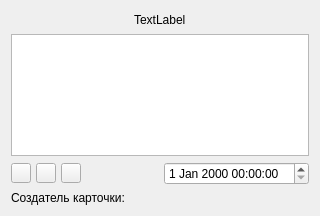
Before: the Qt Designer form src/windowsNedoRello/Cards/cardnedorello.ui in GanenSS/NedoRello, drawn with Qt 5.
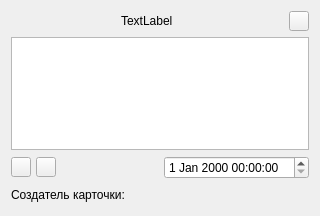
After: the same form once the commit is applied. Icons and pictures are not drawn.

Commit message: QSS & stages card

The edit to the form file:
```diff
--- a/src/windowsNedoRello/Cards/cardnedorello.ui
+++ b/src/windowsNedoRello/Cards/cardnedorello.ui
@@ -25,6 +25,9 @@
   <property name="windowTitle">
    <string>Form</string>
   </property>
+  <property name="styleSheet">
+   <string notr="true">background-image: url(:/Assets/bg.png);</string>
+  </property>
   <layout class="QGridLayout" name="gridLayout">
    <item row="0" column="0">
     <layout class="QVBoxLayout" name="verticalLayout_3">
@@ -63,6 +66,29 @@
          </property>
         </spacer>
        </item>
+       <item>
+        <widget class="QPushButton" name="buttonDeleteCard">
+         <property name="minimumSize">
+          <size>
+           <width>20</width>
+           <height>20</height>
+          </size>
+         </property>
+         <property name="maximumSize">
+          <size>
+           <width>20</width>
+           <height>20</height>
+          </size>
+         </property>
+         <property name="text">
+          <string/>
+         </property>
+         <property name="icon">
+          <iconset resource="../../../resourse.qrc">
+           <normaloff>:/Assets/remove.png</normaloff>:/Assets/remove.png</iconset>
+         </property>
+        </widget>
+       </item>
       </layout>
      </item>
      <item>
@@ -108,31 +134,8 @@
               <string/>
              </property>
              <property name="icon">
-              <iconset resource="../../../Assets/resources.qrc">
-               <normaloff>:/Yes.png</normaloff>:/Yes.png</iconset>
-             </property>
-            </widget>
-           </item>
-           <item>
-            <widget class="QPushButton" name="buttonNotReady">
-             <property name="minimumSize">
-              <size>
-               <width>20</width>
-               <height>20</height>
-              </size>
-             </property>
-             <property name="maximumSize">
-              <size>
-               <width>20</width>
-               <height>20</height>
-              </size>
-             </property>
-             <property name="text">
-              <string/>
-             </property>
-             <property name="icon">
-              <iconset resource="../../../Assets/resources.qrc">
-               <normaloff>:/No.png</normaloff>:/No.png</iconset>
+              <iconset resource="../../../resourse.qrc">
+               <normaloff>:/Assets/Yes.png</normaloff>:/Assets/Yes.png</iconset>
              </property>
             </widget>
            </item>
@@ -173,7 +176,21 @@
             </spacer>
            </item>
            <item>
-            <widget class="QDateTimeEdit" name="dateTimeEdit"/>
+            <widget class="QDateTimeEdit" name="dateTimeEdit">
+             <property name="specialValueText">
+              <string/>
+             </property>
+             <property name="dateTime">
+              <datetime>
+               <hour>0</hour>
+               <minute>0</minute>
+               <second>0</second>
+               <year>2000</year>
+               <month>1</month>
+               <day>1</day>
+              </datetime>
+             </property>
+            </widget>
            </item>
           </layout>
          </item>
@@ -188,6 +205,19 @@
            </property>
           </widget>
          </item>
+         <item>
+          <spacer name="horizontalSpacer_4">
+           <property name="orientation">
+            <enum>Qt::Horizontal</enum>
+           </property>
+           <property name="sizeHint" stdset="0">
+            <size>
+             <width>40</width>
+             <height>20</height>
+            </size>
+           </property>
+          </spacer>
+         </item>
          <item>
           <widget class="QLabel" name="labelLoginUser">
            <property name="text">
```
Left out of the diff: 6 changed lines with no effect on the pictures. The commit also changes 49 other files.
